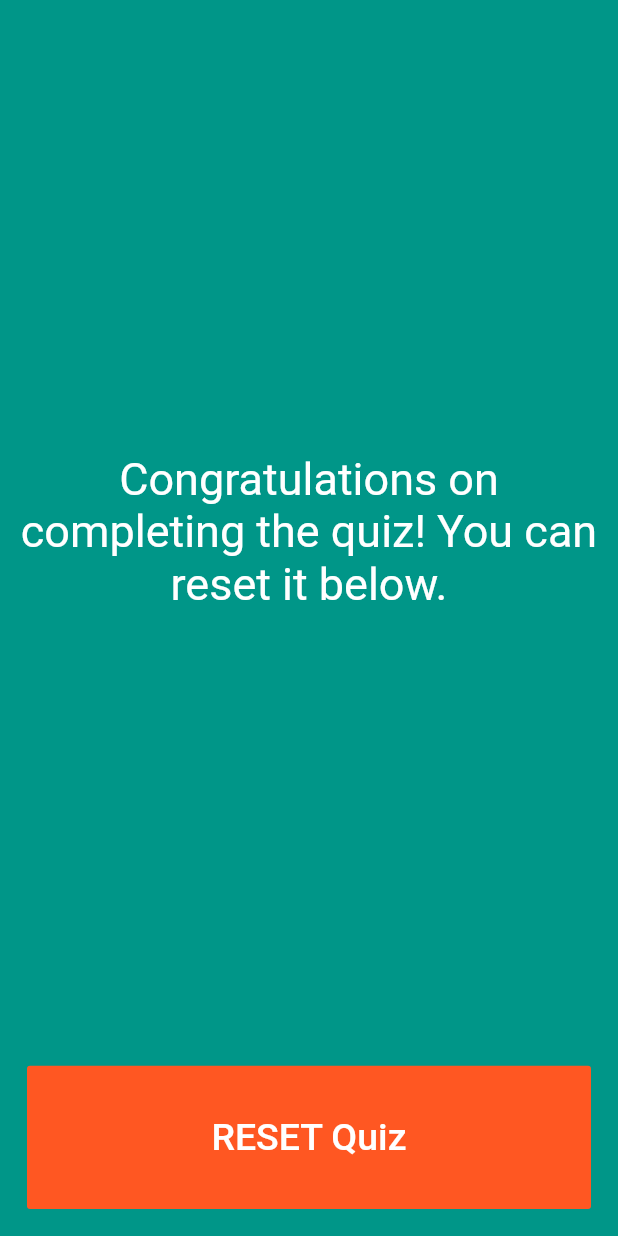
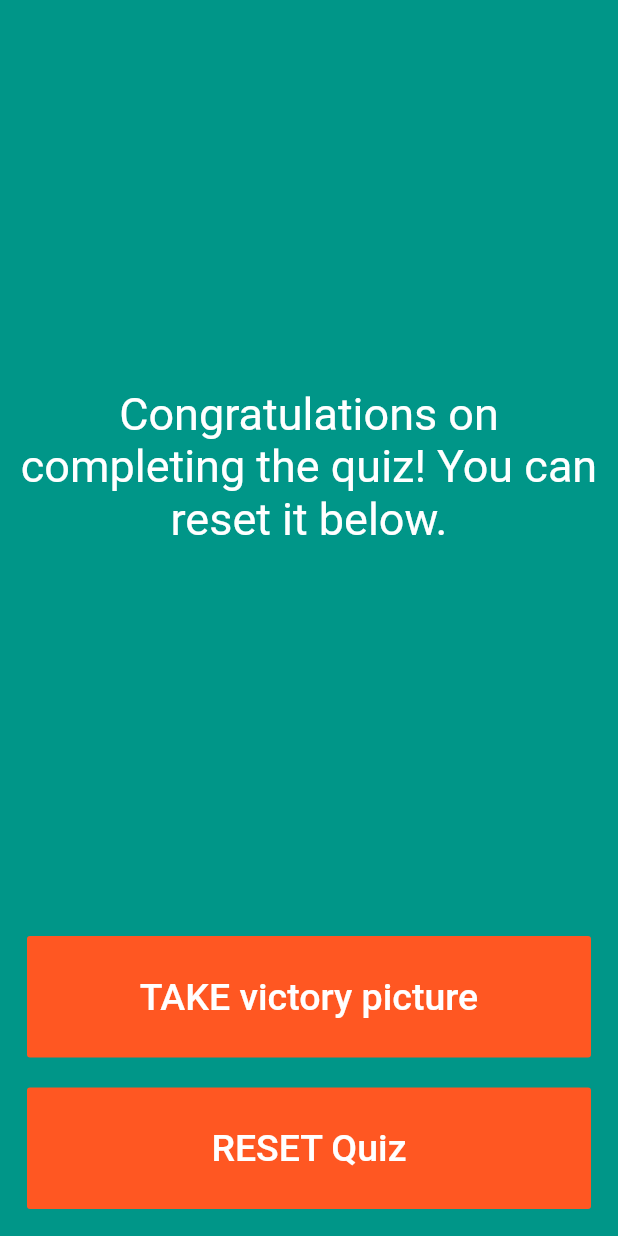
Before and after one commit to JulesHermans/les5QuizAppSolution, a Flutter app: the EndScreen screen opened directly, on a phone screen of 412 x 824 dp. Run offline on Flutter 3.47's test engine with Material 2 defaults, Android fonts, the light colour scheme and no system bars; our stand-ins replace audioplayers, image_picker.

Commit message:
sprint 9 + 10

```diff
--- a/lib/screens/EndScreen.dart
+++ b/lib/screens/EndScreen.dart
@@ -1,6 +1,26 @@
+import 'dart:async';
+import 'dart:io';
 import 'package:flutter/material.dart';
 
-class EndScreen extends StatelessWidget {
+import 'package:image_picker/image_picker.dart';
+
+class EndScreen extends StatefulWidget {
+  @override
+  _EndScreenState createState() => _EndScreenState();
+}
+
+class _EndScreenState extends State<EndScreen> {
+  final ImagePicker picker = ImagePicker();
+
+  File image;
+
+  void getAndAddImage() async {
+    PickedFile pickedFile = await picker.getImage(source: ImageSource.camera);
+    setState(() {
+      image = File(pickedFile.path);
+    });
+  }
+
   @override
   Widget build(BuildContext context) {
     return Scaffold(
@@ -13,12 +33,31 @@ class EndScreen extends StatelessWidget {
             Expanded(
                 flex: 6,
                 child: Center(
-                  child: Text(
-                    'Congratulations on completing the quiz! You can reset it below.',
-                    textAlign: TextAlign.center,
-                    style: TextStyle(color: Colors.white, fontSize: 30),
-                  ),
+                  child: image != null
+                      ? Image.file(image)
+                      : Text(
+                          'Congratulations on completing the quiz! You can reset it below.',
+                          textAlign: TextAlign.center,
+                          style: TextStyle(color: Colors.white, fontSize: 30),
+                        ),
                 )),
+            image != null
+                ? Container()
+                : Expanded(
+                    child: Padding(
+                    padding: EdgeInsets.all(10.0),
+                    child: FlatButton(
+                      color: Colors.deepOrange,
+                      textColor: Colors.white,
+                      child: Text(
+                        'TAKE victory picture',
+                        style: TextStyle(fontSize: 25),
+                      ),
+                      onPressed: () {
+                        getAndAddImage();
+                      },
+                    ),
+                  )),
             Expanded(
                 child: Padding(
               padding: EdgeInsets.all(10.0),
--- a/lib/screens/HomeScreen.dart
+++ b/lib/screens/HomeScreen.dart
@@ -1,9 +1,11 @@
 import 'package:flutter/material.dart';
 import 'package:les5routesquizappexample/Library.dart';
+import 'package:audioplayers/audio_cache.dart';
 
 import 'EndScreen.dart';
 
 QuestionBank bank = QuestionBank();
+AudioCache player = AudioCache();
 
 class HomePage extends StatefulWidget {
   @override
@@ -29,6 +31,9 @@ class _HomePageState extends State<HomePage> {
         //    ),
         //  ),
         //);
+        player.play('DrumRoll.mp3');
+        //het duurt even voor de drumRoll geladen is de eerste keren in de emulator,
+        // je kan meerdere malen proberen, indien je de eerste keer geen geluid hoort
         Navigator.push(context, MaterialPageRoute(builder: (context) {
           return EndScreen();
         }));
--- a/pubspec.yaml
+++ b/pubspec.yaml
@@ -28,6 +28,9 @@ dependencies:
   # The following adds the Cupertino Icons font to your application.
   # Use with the CupertinoIcons class for iOS style icons.
   cupertino_icons: ^1.0.0
+  english_words: ^3.1.5
+  audioplayers: ^0.17.0
+  image_picker: ^0.6.7+14
 
 dev_dependencies:
   flutter_test:
```
Also changed, not shown: pubspec.lock, 2 other files.
